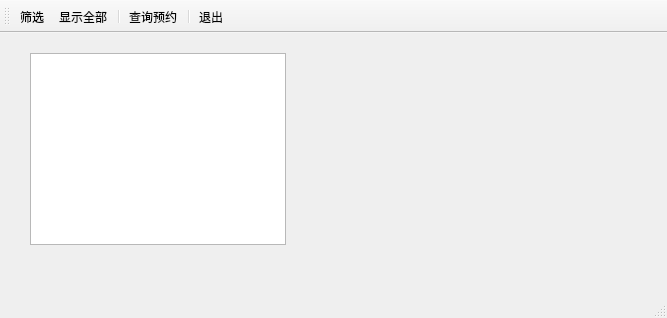
This is RegistrationWindow.ui in QZero233/QTHospitalManager as Qt 5 draws it before an edit. The edited form follows.
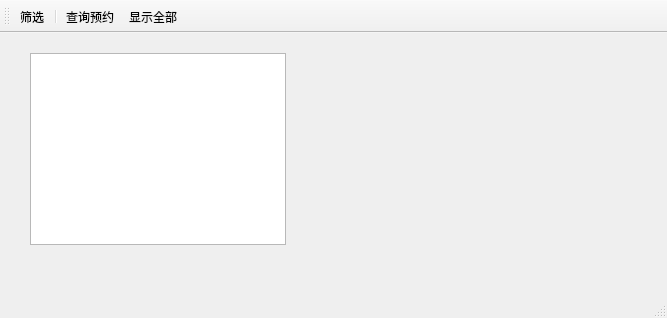
This is the edited form. Icons and pictures are not drawn.

```diff
--- a/RegistrationWindow.ui
+++ b/RegistrationWindow.ui
@@ -47,11 +47,9 @@
     <bool>false</bool>
    </attribute>
    <addaction name="actionSelect"/>
-   <addaction name="actionShowAll"/>
    <addaction name="separator"/>
    <addaction name="actionQueryAppointment"/>
-   <addaction name="separator"/>
-   <addaction name="actionExit"/>
+   <addaction name="actionShowAll"/>
   </widget>
   <action name="actionExit">
    <property name="icon">
```
